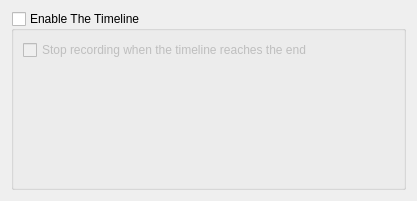
First picture: the form in src/ui/timelineconfig.ui, repository hippich/recorditnow, before the edit.
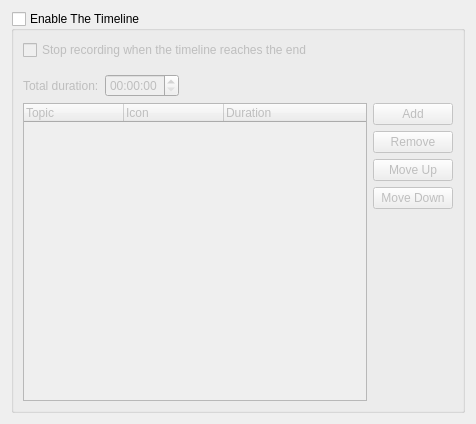
Second picture: the form after the edit. Custom widgets are drawn as their Qt base class.

Commit message: timeline cfg + target mode + move timeline cfg + ...

```diff
--- a/src/ui/timelineconfig.ui
+++ b/src/ui/timelineconfig.ui
@@ -6,8 +6,8 @@
    <rect>
     <x>0</x>
     <y>0</y>
-    <width>417</width>
-    <height>201</height>
+    <width>476</width>
+    <height>424</height>
    </rect>
   </property>
   <property name="windowTitle">
@@ -31,22 +31,148 @@
      <property name="checked">
       <bool>false</bool>
      </property>
-     <layout class="QFormLayout" name="formLayout">
-      <property name="fieldGrowthPolicy">
-       <enum>QFormLayout::ExpandingFieldsGrow</enum>
-      </property>
-      <item row="0" column="0" colspan="2">
-       <widget class="QCheckBox" name="kcfg_timeLineStop">
-        <property name="text">
-         <string>Stop recording when the timeline reaches the end</string>
+     <layout class="QVBoxLayout" name="verticalLayout_3">
+      <item>
+       <layout class="QFormLayout" name="formLayout">
+        <property name="fieldGrowthPolicy">
+         <enum>QFormLayout::ExpandingFieldsGrow</enum>
         </property>
-       </widget>
+        <item row="0" column="0" colspan="2">
+         <widget class="QCheckBox" name="kcfg_timeLineStop">
+          <property name="text">
+           <string>Stop recording when the timeline reaches the end</string>
+          </property>
+         </widget>
+        </item>
+        <item row="2" column="0">
+         <widget class="QLabel" name="label">
+          <property name="text">
+           <string>Total duration:</string>
+          </property>
+         </widget>
+        </item>
+        <item row="2" column="1">
+         <widget class="QTimeEdit" name="totalDurationEdit">
+          <property name="enabled">
+           <bool>false</bool>
+          </property>
+          <property name="displayFormat">
+           <string notr="true">HH:mm:ss</string>
+          </property>
+         </widget>
+        </item>
+        <item row="1" column="0" colspan="2">
+         <widget class="KSeparator" name="kseparator">
+          <property name="minimumSize">
+           <size>
+            <width>0</width>
+            <height>2</height>
+           </size>
+          </property>
+         </widget>
+        </item>
+       </layout>
+      </item>
+      <item>
+       <layout class="QHBoxLayout" name="horizontalLayout">
+        <item>
+         <widget class="QTreeWidget" name="treeWidget">
+          <property name="alternatingRowColors">
+           <bool>true</bool>
+          </property>
+          <property name="rootIsDecorated">
+           <bool>false</bool>
+          </property>
+          <column>
+           <property name="text">
+            <string>Topic</string>
+           </property>
+          </column>
+          <column>
+           <property name="text">
+            <string>Icon</string>
+           </property>
+          </column>
+          <column>
+           <property name="text">
+            <string>Duration</string>
+           </property>
+          </column>
+         </widget>
+        </item>
+        <item>
+         <layout class="QVBoxLayout" name="verticalLayout">
+          <item>
+           <widget class="KPushButton" name="addButton">
+            <property name="text">
+             <string>Add</string>
+            </property>
+           </widget>
+          </item>
+          <item>
+           <widget class="KPushButton" name="removeButton">
+            <property name="enabled">
+             <bool>false</bool>
+            </property>
+            <property name="text">
+             <string>Remove</string>
+            </property>
+           </widget>
+          </item>
+          <item>
+           <widget class="KPushButton" name="upButton">
+            <property name="enabled">
+             <bool>false</bool>
+            </property>
+            <property name="text">
+             <string>Move Up</string>
+            </property>
+           </widget>
+          </item>
+          <item>
+           <widget class="KPushButton" name="downButton">
+            <property name="enabled">
+             <bool>false</bool>
+            </property>
+            <property name="text">
+             <string>Move Down</string>
+            </property>
+           </widget>
+          </item>
+          <item>
+           <spacer name="verticalSpacer">
+            <property name="orientation">
+             <enum>Qt::Vertical</enum>
+            </property>
+            <property name="sizeHint" stdset="0">
+             <size>
+              <width>20</width>
+              <height>40</height>
+             </size>
+            </property>
+           </spacer>
+          </item>
+         </layout>
+        </item>
+       </layout>
       </item>
      </layout>
     </widget>
    </item>
   </layout>
  </widget>
+ <customwidgets>
+  <customwidget>
+   <class>KPushButton</class>
+   <extends>QPushButton</extends>
+   <header>kpushbutton.h</header>
+  </customwidget>
+  <customwidget>
+   <class>KSeparator</class>
+   <extends>QFrame</extends>
+   <header>kseparator.h</header>
+  </customwidget>
+ </customwidgets>
  <resources/>
  <connections/>
 </ui>
```
The commit also changes 26 other files.
